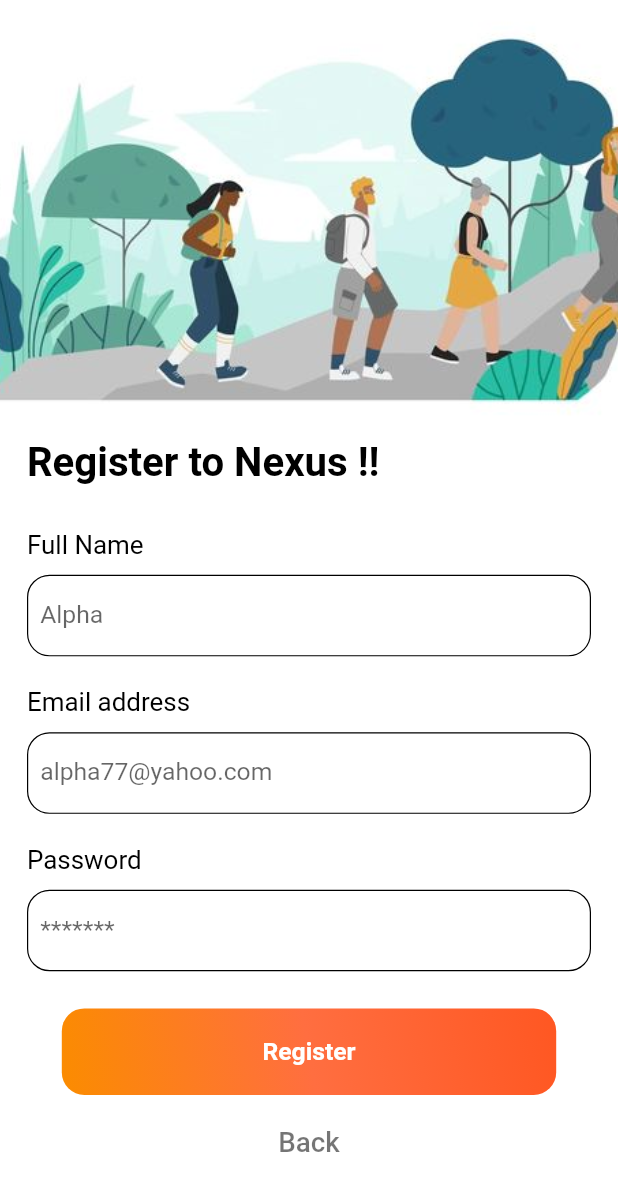
After one commit to Wave-2024/Wave, a Flutter app: the screen it shows after launch, after a tap on "Sign Up", on a phone screen of 412 x 824 dp. The commit adds this screen. Shown: the top 1191 px of the screen. Run offline on Flutter 3.47's test engine with Material 2 defaults, Android fonts, the phone set to English and light mode, and no system bars.

Commit message:
Designed sign-up screen ui

```diff
--- a/lib/screen/authscreen.dart
+++ b/lib/screen/authscreen.dart
@@ -1,6 +1,7 @@
 import 'package:flutter/cupertino.dart';
 import 'package:flutter/material.dart';
 import 'package:nexus/screen/loginscreen.dart';
+import 'package:nexus/screen/registerScreen.dart';
 import 'package:nexus/utils/devicesize.dart';
 
 class authScreen extends StatelessWidget {
@@ -95,7 +96,11 @@ class authScreen extends StatelessWidget {
                   opacity: 0.0,
                   child: Divider(height: displayHeight(context)*0.03,),
                 ),
-                Container(
+                GestureDetector(
+                  onTap: () {
+                    Navigator.push(context, MaterialPageRoute(builder: (context) => registerScreen(),));
+                  },
+                  child: Container(
                     height: displayHeight(context) * 0.07,
                     width: displayWidth(context) * 0.8,
                     decoration: BoxDecoration(
@@ -118,6 +123,7 @@ class authScreen extends StatelessWidget {
                             fontSize: displayWidth(context) * 0.04),
                       ),
                     ),
+                  ),
                 )
               ],
             ),
--- a/lib/screen/loginscreen.dart
+++ b/lib/screen/loginscreen.dart
@@ -37,7 +37,7 @@ class _loginScreenState extends State<loginScreen> {
                 child: Container(
                   height: displayHeight(context) * 0.45,
                   width: displayWidth(context),
-                  decoration: BoxDecoration(
+                  decoration: const BoxDecoration(
                     image: DecorationImage(
                         image: AssetImage('images/login.jpg'),
                         fit: BoxFit.cover),
@@ -54,7 +54,7 @@ class _loginScreenState extends State<loginScreen> {
                       fontSize: displayWidth(context) * 0.065),
                 ),
               ),
-              Opacity(
+              const Opacity(
                 opacity: 0.0,
                 child: Divider(),
               ),
@@ -69,7 +69,7 @@ class _loginScreenState extends State<loginScreen> {
                   ),
                 ),
               ),
-              Opacity(
+              const Opacity(
                 opacity: 0.0,
                 child: Divider(),
               ),
--- /dev/null
+++ b/lib/screen/registerScreen.dart
@@ -0,0 +1,223 @@
+import 'package:flutter/material.dart';
+import 'package:nexus/utils/devicesize.dart';
+
+class registerScreen extends StatelessWidget {
+  const registerScreen({Key? key}) : super(key: key);
+
+  @override
+  Widget build(BuildContext context) {
+    return Scaffold(
+      body: Container(
+        height: displayHeight(context),
+        width: displayWidth(context),
+        color: Colors.white,
+        child: SingleChildScrollView(
+          child: Column(
+            mainAxisAlignment: MainAxisAlignment.start,
+            crossAxisAlignment: CrossAxisAlignment.start,
+            children: [
+
+              Image.asset(
+                'images/register.jpg',
+                height: displayHeight(context) * 0.35,
+                width: displayWidth(context),
+                fit: BoxFit.cover,
+              ),
+              Opacity(opacity: 0.0, child: Divider(height: displayHeight(context)*0.005,)),
+              Padding(
+                padding: const EdgeInsets.only(left: 18.0, right: 18.0),
+                child: Text(
+                  'Register to Nexus !!',
+                  style: TextStyle(
+                      color: Colors.black,
+                      fontWeight: FontWeight.bold,
+                      fontSize: displayWidth(context) * 0.065),
+                ),
+              ),
+              Opacity(opacity: 0.0, child: Divider(height: displayHeight(context)*0.036,)),
+              Padding(
+                padding: const EdgeInsets.only(left: 18.0),
+                child: Text(
+                  'Full Name',
+                  style: TextStyle(
+                      color: Colors.black,
+                      //fontWeight: FontWeight.w400,
+                      fontSize: displayWidth(context) * 0.042),
+                ),
+              ),
+              Padding(
+                padding: const EdgeInsets.only(top: 10, left: 18.0, right: 18),
+                child: Container(
+                  height: displayHeight(context) * 0.066,
+                  width: displayWidth(context),
+                  decoration: BoxDecoration(
+                      borderRadius: BorderRadius.circular(15),
+                      border: Border.all(color: Colors.black, width: 0.8)),
+                  child: Padding(
+                    padding: const EdgeInsets.all(8.0),
+                    child: Center(
+                      child: TextFormField(
+                        //  controller: title,
+                        validator: (value) {
+                          if (value!.isEmpty || value.length == 0)
+                            return 'Cannot be empty';
+                          return null;
+                        },
+                        decoration: InputDecoration(
+                          hintStyle:
+                              TextStyle(fontSize: displayWidth(context) * 0.04),
+                          hintText: 'Alpha',
+                          border: InputBorder.none,
+                          focusedBorder: InputBorder.none,
+                          enabledBorder: InputBorder.none,
+                          errorBorder: InputBorder.none,
+                          disabledBorder: InputBorder.none,
+                        ),
+                      ),
+                    ),
+                  ),
+                ),
+              ),
+              Opacity(opacity: 0.0,child: Divider(
+                height: displayHeight(context)*0.025,
+              )),
+              Padding(
+                padding: const EdgeInsets.only(left: 18.0),
+                child: Text(
+                  'Email address',
+                  style: TextStyle(
+                      color: Colors.black,
+                      //fontWeight: FontWeight.w400,
+                      fontSize: displayWidth(context) * 0.042),
+                ),
+              ),
+              Padding(
+                padding: const EdgeInsets.only(top: 10, left: 18.0, right: 18),
+                child: Container(
+                  height: displayHeight(context) * 0.066,
+                  width: displayWidth(context),
+                  decoration: BoxDecoration(
+                      borderRadius: BorderRadius.circular(15),
+                      border: Border.all(color: Colors.black, width: 0.8)),
+                  child: Padding(
+                    padding: const EdgeInsets.all(8.0),
+                    child: Center(
+                      child: TextFormField(
+                        //  controller: title,
+                        validator: (value) {
+                          if (value!.isEmpty || value.length == 0)
+                            return 'Cannot be empty';
+                          return null;
+                        },
+                        decoration: InputDecoration(
+                          hintStyle:
+                          TextStyle(fontSize: displayWidth(context) * 0.04),
+                          hintText: 'alpha77@yahoo.com' ,
+                          border: InputBorder.none,
+                          focusedBorder: InputBorder.none,
+                          enabledBorder: InputBorder.none,
+                          errorBorder: InputBorder.none,
+                          disabledBorder: InputBorder.none,
+                        ),
+                      ),
+                    ),
+                  ),
+                ),
+              ),
+              Opacity(opacity: 0.0,child: Divider(
+                height: displayHeight(context)*0.025,
+              )),
+              Padding(
+                padding: const EdgeInsets.only(left: 18.0),
+                child: Text(
+                  'Password',
+                  style: TextStyle(
+                      color: Colors.black,
+                      //fontWeight: FontWeight.w400,
+                      fontSize: displayWidth(context) * 0.042),
+                ),
+              ),
+              Padding(
+                padding: const EdgeInsets.only(top: 10, left: 18.0, right: 18),
+                child: Container(
+                  height: displayHeight(context) * 0.066,
+                  width: displayWidth(context),
+                  decoration: BoxDecoration(
+                      borderRadius: BorderRadius.circular(15),
+                      border: Border.all(color: Colors.black, width: 0.8)),
+                  child: Padding(
+                    padding: const EdgeInsets.all(8.0),
+                    child: Center(
+                      child: TextFormField(
+                        obscureText: true,
+                        //  controller: title,
+                        validator: (value) {
+                          if (value!.isEmpty || value.length == 0)
+                            return 'Cannot be empty';
+                          return null;
+                        },
+                        decoration: InputDecoration(
+                          hintStyle:
+                          TextStyle(fontSize: displayWidth(context) * 0.04),
+                          hintText: '*******' ,
+                          border: InputBorder.none,
+                          focusedBorder: InputBorder.none,
+                          enabledBorder: InputBorder.none,
+                          errorBorder: InputBorder.none,
+                          disabledBorder: InputBorder.none,
+                        ),
+                      ),
+                    ),
+                  ),
+                ),
+              ),
+              Opacity(opacity: 0.0,child: Divider(
+                height: displayHeight(context)*0.03,
+              )),
+              Center(
+                child: Container(
+                  height: displayHeight(context) * 0.07,
+                  width: displayWidth(context) * 0.8,
+                  decoration: BoxDecoration(
+                    gradient: LinearGradient(
+                        begin: Alignment.topRight,
+                        end: Alignment.bottomLeft,
+                        colors: [
+                          Colors.deepOrange,
+                          Colors.deepOrangeAccent,
+                          Colors.orange[600]!,
+                        ]),
+                    borderRadius: BorderRadius.circular(15),
+                  ),
+                  child: Center(
+                    child: Text(
+                      'Register',
+                      style: TextStyle(
+                          color: Colors.white,
+                          fontWeight: FontWeight.bold,
+                          fontSize: displayWidth(context) * 0.04),
+                    ),
+                  ),
+                ),
+              ),
+              Opacity(opacity: 0.0,child: Divider(
+                height: displayHeight(context)*0.01,
+              )),
+              Center(
+                child: TextButton(
+                    onPressed: () => Navigator.pop(context),
+                    child: Text(
+                      'Back',
+                      style: TextStyle(
+                        fontSize: displayWidth(context)*0.045,
+                        color: Colors.black54,
+                      ),
+                    )),
+              ),
+            ],
+          ),
+        ),
+      ),
+    );
+  }
+}
```
Also changed, not shown: images/register.jpg (added). Lines whose indentation alone changed are shown as unchanged.
